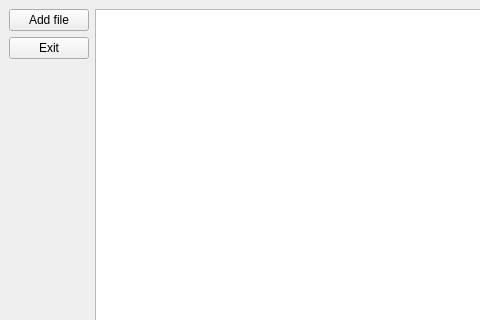
This is mainwindow.ui in emlyak/test_task as Qt 5 draws it before an edit; both pictures show x 0 to 480 and y 0 to 320 of the 800 by 600 pixel window. The edited form follows.
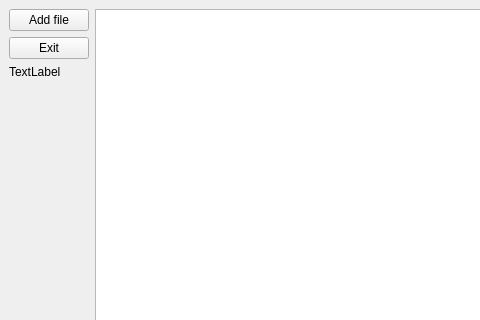
This is the edited form.

```diff
--- a/mainwindow.ui
+++ b/mainwindow.ui
@@ -31,6 +31,13 @@
         </property>
        </widget>
       </item>
+      <item>
+       <widget class="QLabel" name="label">
+        <property name="text">
+         <string>TextLabel</string>
+        </property>
+       </widget>
+      </item>
       <item>
        <spacer name="verticalSpacer">
         <property name="orientation">
```
